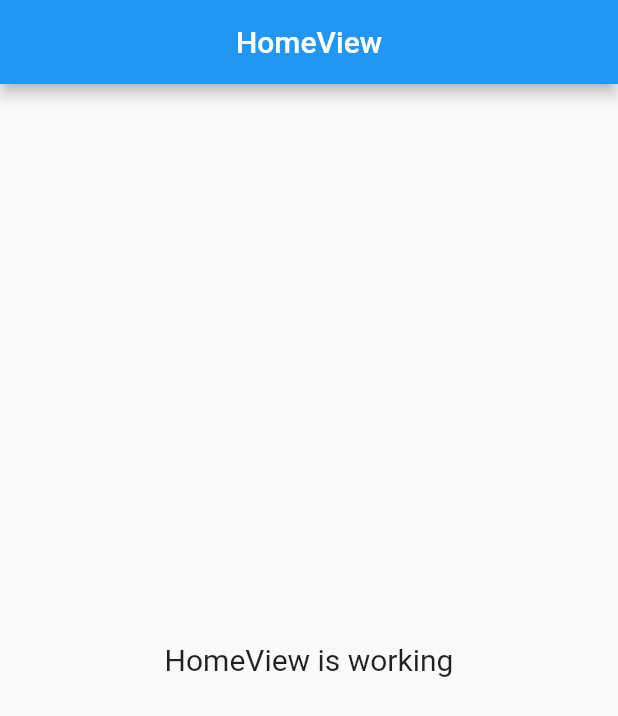
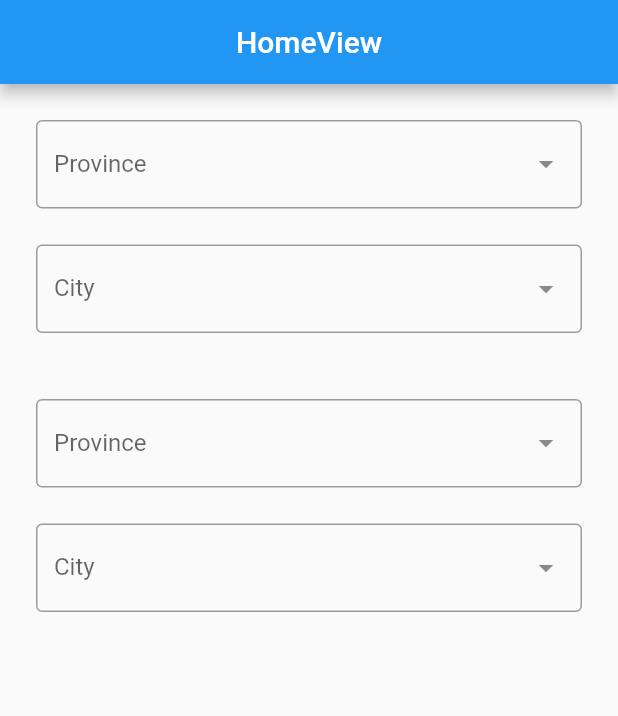
Before and after one commit to Fikrikubil5721/UAS-PerogramanMobile, a Flutter app: the screen it shows after launch, on a phone screen of 412 x 824 dp. Shown: the top 716 px of the screen. Run offline on Flutter 3.47's test engine with Material 2 defaults, Android fonts, the phone set to English and light mode, and no system bars; drawn by our look-alikes of dropdown_search; our stand-ins replace dio, get.

Commit message:
modify controller and view

```diff
--- a/lib/app/modules/home/controllers/home_controller.dart
+++ b/lib/app/modules/home/controllers/home_controller.dart
@@ -1,20 +1,8 @@
 import 'package:get/get.dart';
 
 class HomeController extends GetxController {
-  //TODO: Implement HomeController
-
-  final count = 0.obs;
-  @override
-  void onInit() {
-    super.onInit();
-  }
-
-  @override
-  void onReady() {
-    super.onReady();
-  }
-
-  @override
-  void onClose() {}
-  void increment() => count.value++;
+  RxString provId = ''.obs;
+  RxString citId = ''.obs;
+  RxString nextProvId = ''.obs;
+  RxString nextCitId = ''.obs;
 }
--- a/lib/app/modules/home/views/home_view.dart
+++ b/lib/app/modules/home/views/home_view.dart
@@ -1,7 +1,13 @@
+import 'dart:convert';
+
+import 'package:dio/dio.dart';
 import 'package:flutter/material.dart';
+import 'package:get/get.dart';
+import 'package:http/http.dart' as http;
 
-import 'package:get/get.dart';
-
+import 'package:check_delivery/app/data/models/province_model.dart';
+import 'package:dropdown_search/dropdown_search.dart';
+import '../../../data/models/city_model.dart';
 import '../controllers/home_controller.dart';
 
 class HomeView extends GetView<HomeController> {
@@ -12,11 +18,126 @@ class HomeView extends GetView<HomeController> {
         title: Text('HomeView'),
         centerTitle: true,
       ),
-      body: Center(
-        child: Text(
-          'HomeView is working',
-          style: TextStyle(fontSize: 20),
-        ),
+      body: ListView(
+        padding: EdgeInsets.all(24),
+        children: [
+          DropdownSearch<Province>(
+            popupProps: PopupProps.menu(
+              showSearchBox: true,
+              itemBuilder: (context, item, isSelected) => ListTile(
+                title: Text('${item.province}'),
+              ),
+            ),
+            dropdownDecoratorProps: DropDownDecoratorProps(
+              dropdownSearchDecoration: InputDecoration(
+                labelText: 'Province',
+                border: OutlineInputBorder(),
+              ),
+            ),
+            asyncItems: (text) async {
+              final response = await http.get(
+                Uri.parse('https://api.rajaongkir.com/starter/province'),
+                headers: {
+                  'key': 'bf32d82b4c142f1753cdb1508edabe5f',
+                },
+              );
+
+              if (response.statusCode != 200) {
+                return [];
+              }
+
+              Map<String, dynamic> data = jsonDecode(response.body);
+
+              return Province.fromJsonList(data['rajaongkir']['results']);
+            },
+            onChanged: (value) => controller.provId.value = value?.provinceId ?? '0',
+          ),
+          SizedBox(
+            height: 24,
+          ),
+          DropdownSearch<City>(
+            popupProps: PopupProps.menu(
+              itemBuilder: (context, item, isSelected) => ListTile(
+                title: Text('${item.type} ${item.cityName}'),
+              ),
+            ),
+            dropdownDecoratorProps: DropDownDecoratorProps(
+              dropdownSearchDecoration: InputDecoration(
+                labelText: "City",
+                border: OutlineInputBorder(),
+              ),
+            ),
+            asyncItems: (text) async {
+              var response = await http.get(
+                Uri.parse('https://api.rajaongkir.com/starter/city?province=${controller.provId}'),
+                headers: {'key': 'bf32d82b4c142f1753cdb1508edabe5f'},
+              );
+
+              Map<String, dynamic> data = jsonDecode(response.body);
+
+              var models = City.fromJsonList(data['rajaongkir']['results']);
+              return models;
+            },
+            onChanged:(value) => controller.citId.value = value?.cityId ?? '0',
+          ),
+
+          SizedBox(
+            height: 44,
+          ),
+          DropdownSearch<Province>(
+            popupProps: PopupProps.menu(
+              itemBuilder: (context, item, isSelected) => ListTile(
+                title: Text('${item.province}'),
+              ),
+            ),
+            dropdownDecoratorProps: DropDownDecoratorProps(
+              dropdownSearchDecoration: InputDecoration(
+                labelText: "Province",
+                border: OutlineInputBorder(),
+              ),
+            ),
+            asyncItems: (text) async {
+              var response = await http.get(
+                Uri.parse('https://api.rajaongkir.com/starter/province'),
+                headers: {'key': 'bf32d82b4c142f1753cdb1508edabe5f'},
+              );
+
+              Map<String, dynamic> data = jsonDecode(response.body);
+
+              var models = Province.fromJsonList(data['rajaongkir']['results']);
+              return models;
+            },
+            onChanged:(value) => controller.nextProvId.value = value?.provinceId ?? '0',
+          ),
+          SizedBox(
+            height: 24,
+          ),
+          DropdownSearch<City>(
+            popupProps: PopupProps.menu(
+              itemBuilder: (context, item, isSelected) => ListTile(
+                title: Text('${item.type} ${item.cityName}'),
+              ),
+            ),
+            dropdownDecoratorProps: DropDownDecoratorProps(
+              dropdownSearchDecoration: InputDecoration(
+                labelText: "City",
+                border: OutlineInputBorder(),
+              ),
+            ),
+            asyncItems: (text) async {
+              var response = await http.get(
+                Uri.parse('https://api.rajaongkir.com/starter/city?province=${controller.nextProvId}'),
+                headers: {'key': 'bf32d82b4c142f1753cdb1508edabe5f'},
+              );
+
+              Map<String, dynamic> data = jsonDecode(response.body);
+
+              var models = City.fromJsonList(data['rajaongkir']['results']);
+              return models;
+            },
+            onChanged:(value) => controller.nextCitId.value = value?.cityId ?? '0',
+          ),
+        ],
       ),
     );
   }
```
